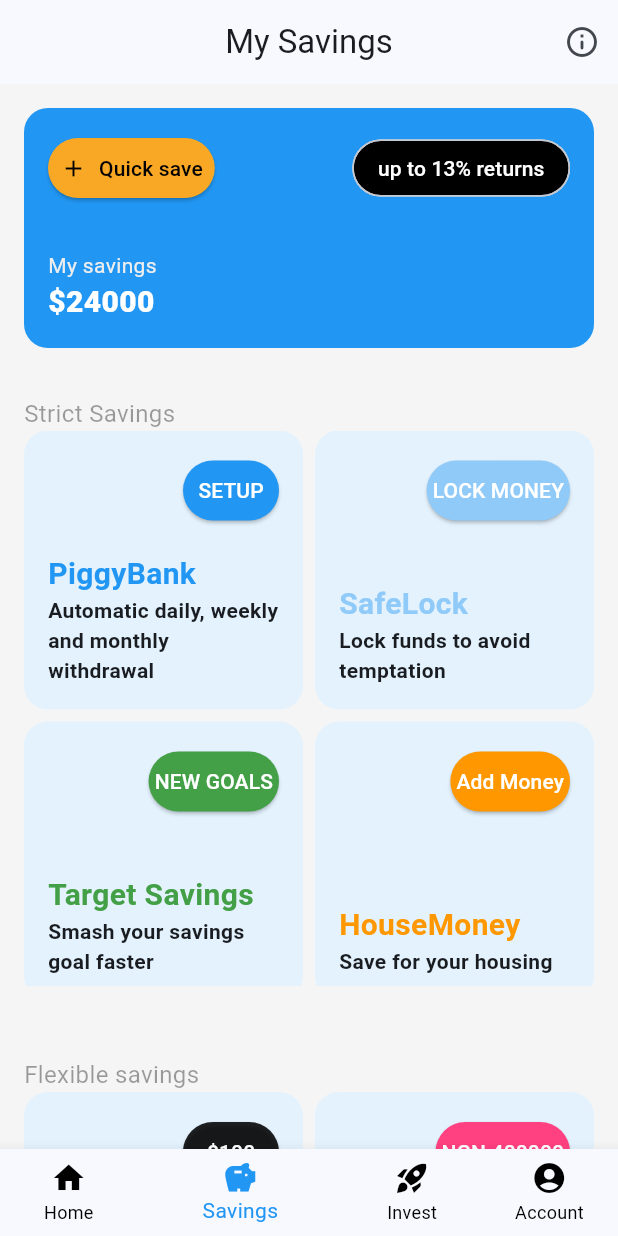
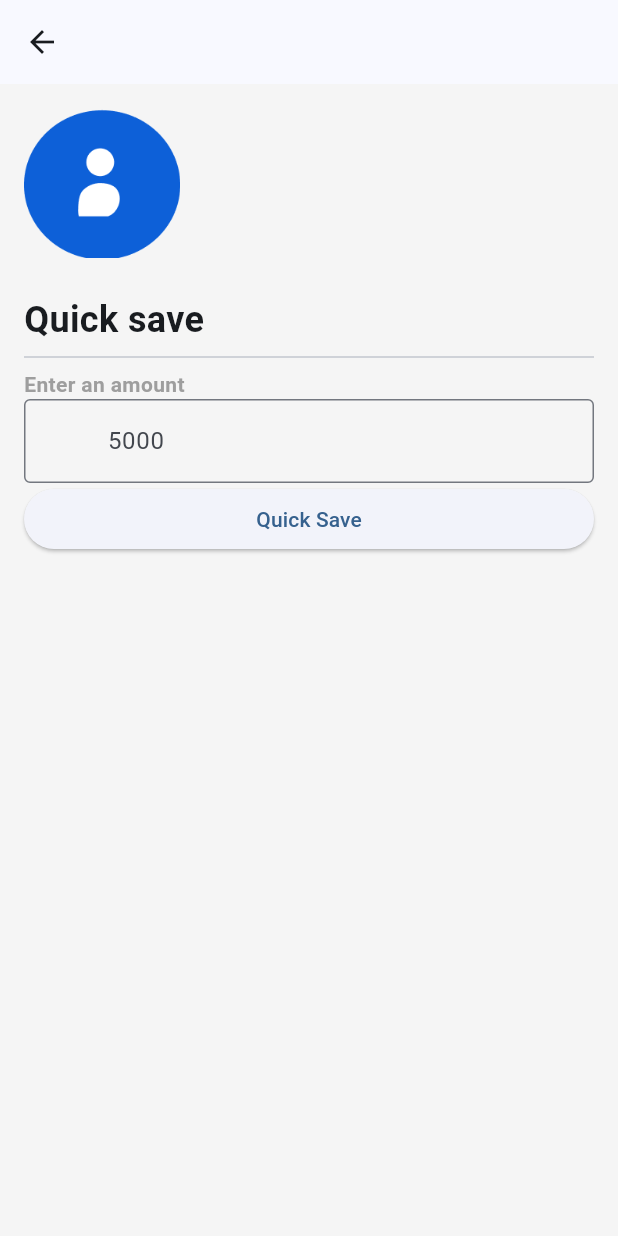
Before and after one commit to ANTONINEUTRON/wtm_savings_app, a Flutter app: the screen it shows after launch, item 2 of the bottom bar chosen, after a tap on "Quick save", on a phone screen of 412 x 824 dp. Run offline on Flutter 3.47's test engine with Material 3 defaults, Android fonts, the phone set to English and light mode, and no system bars.

Commit message:
February 28 class

```diff
--- a/lib/features/home/pages/home_view.dart
+++ b/lib/features/home/pages/home_view.dart
@@ -3,7 +3,9 @@ import 'package:wtm_savings_app/features/home/widgets/my_todo_section.dart';
 import 'package:wtm_savings_app/features/home/widgets/saving_details_card.dart';
 import 'package:wtm_savings_app/features/home/widgets/suggestions_section.dart';
 import 'package:wtm_savings_app/features/home/widgets/top_savings_section.dart';
+import 'package:wtm_savings_app/features/home/widgets/user_balance_card.dart';
 import 'package:wtm_savings_app/features/home/widgets/vetted_opportunities_section.dart';
+import 'package:wtm_savings_app/features/invest/widgets/invest_details_card.dart';
 
 class HomeView extends StatelessWidget {
   const HomeView({super.key});
@@ -43,25 +45,7 @@ class HomeView extends StatelessWidget {
       body: ListView(
         padding: EdgeInsets.all(16.0),
         children: [
-          SavingDetailsCard(
-            balance: "\$20000",
-            topRightWidget: ElevatedButton(
-              onPressed: () {},
-              child: Row(
-                mainAxisSize: MainAxisSize.min,
-                children: [
-                  Text("View savings"),
-                  Icon(Icons.arrow_forward),
-                ],
-              ),
-              style: ElevatedButton.styleFrom(
-                  padding: EdgeInsets.symmetric(
-                      vertical: 0,
-                      horizontal: 8
-                  )
-              ),
-            ),
-          ),
+          UserBalanceDetails(),
           MyTodoSection(),
           TopSavingsSection(),
           SuggestionsSection(),
--- a/lib/features/home/widgets/saving_details_card.dart
+++ b/lib/features/home/widgets/saving_details_card.dart
@@ -5,14 +5,18 @@ class SavingDetailsCard extends StatelessWidget {
     super.key,
     required this.topRightWidget,
     required this.balance,
+    this.onClick,
   });
 
   final Widget topRightWidget;
   final String balance;
+  final Function()? onClick;
 
   @override
   Widget build(BuildContext context) {
-    return Container(
+    return GestureDetector(
+      onTap: onClick,
+      child: Container(
         decoration: BoxDecoration(
             color: Colors.blue,
             borderRadius: BorderRadius.circular(16.0)
@@ -22,7 +26,7 @@ class SavingDetailsCard extends StatelessWidget {
         child: Stack(
           children: [
             ElevatedButton.icon(
-            onPressed: (){},
+              onPressed: onClick,
               icon: Icon(Icons.add),
               label: Text("Quick save"),
               style: ElevatedButton.styleFrom(
@@ -31,7 +35,9 @@ class SavingDetailsCard extends StatelessWidget {
                     horizontal: 8,
                   ),
                   backgroundColor: Colors.yellow.shade800,
-                foregroundColor: Colors.black
+                  foregroundColor: Colors.black,
+                  disabledBackgroundColor: Colors.yellow.shade800,
+                  disabledForegroundColor: Colors.black
               ),
             ),
             Positioned(
@@ -64,6 +70,7 @@ class SavingDetailsCard extends StatelessWidget {
             )
           ],
         ),
+      ),
     );
   }
 }
--- /dev/null
+++ b/lib/features/home/widgets/user_balance_card.dart
@@ -0,0 +1,73 @@
+import 'package:flutter/material.dart';
+import '../../invest/widgets/invest_details_card.dart';
+import 'saving_details_card.dart';
+
+class UserBalanceDetails extends StatefulWidget {
+  const UserBalanceDetails({
+    super.key,
+  });
+
+  @override
+  State<UserBalanceDetails> createState() => _UserBalanceDetailsState();
+}
+
+class _UserBalanceDetailsState extends State<UserBalanceDetails> with SingleTickerProviderStateMixin{
+  late TabController tabController;
+
+  @override
+  void initState() {
+    super.initState();
+    tabController  = TabController(length: 2, vsync: this);
+  }
+
+  @override
+  Widget build(BuildContext context) {
+    return Column(
+      children: [
+        SizedBox(
+          height: 150,
+          child: PageView(
+            onPageChanged: (index){
+              setState(() {
+                tabController.index = index;
+              });
+            },
+            children: [
+              Padding(
+                padding: const EdgeInsets.only(right: 8.0),
+                child: SavingDetailsCard(
+                  balance: "\$20000",
+                  topRightWidget: ElevatedButton(
+                    onPressed: () {},
+                    child: Row(
+                      mainAxisSize: MainAxisSize.min,
+                      children: [
+                        Text("View savings"),
+                        Icon(Icons.arrow_forward),
+                      ],
+                    ),
+                    style: ElevatedButton.styleFrom(
+                        padding: EdgeInsets.symmetric(
+                            vertical: 0,
+                            horizontal: 8
+                        )
+                    ),
+                  ),
+                ),
+              ),
+              Padding(
+                padding: const EdgeInsets.only(left: 8.0),
+                child: InvestDetailsCard(),
+              ),
+            ],
+          ),
+        ),
+        TabPageSelector(
+          controller: tabController,
+          selectedColor: Colors.blue,
+          color: Colors.white,
+        ),
+      ],
+    );
+  }
+}
--- /dev/null
+++ b/lib/features/savings/pages/quick_save_page.dart
@@ -0,0 +1,53 @@
+import 'package:flutter/material.dart';
+
+class QuickSavePage extends StatelessWidget {
+  const QuickSavePage({super.key});
+
+  @override
+  Widget build(BuildContext context) {
+    return Scaffold(
+      appBar: AppBar(
+
+      ),
+      body: ListView(
+        padding: EdgeInsets.all(16),
+        children: [
+          Image.asset(
+            "assets/images/piggyvest.png",
+            height: 100,
+            width: 100,
+            alignment: Alignment.centerLeft,
+          ),
+          SizedBox(height: 24,),
+          Text(
+              "Quick save",
+            style: TextStyle(
+              fontSize: 24,
+              fontWeight: FontWeight.bold,
+            ),
+          ),
+          Divider(),
+          Text(
+              "Enter an amount",
+            style: TextStyle(
+              fontWeight: FontWeight.bold,
+              color: Colors.grey,
+            ),
+          ),
+          TextField(
+            decoration: InputDecoration(
+              hintText: " 5000",
+              border: OutlineInputBorder(),
+              prefix: Text("NGN")
+            ),
+            keyboardType: TextInputType.number,
+          ),
+          ElevatedButton(
+              onPressed: (){},
+              child: Text("Quick Save"),
+          )
+        ],
+      ),
+    );
+  }
+}
--- a/lib/features/savings/pages/savings_view.dart
+++ b/lib/features/savings/pages/savings_view.dart
@@ -1,6 +1,7 @@
 
 import 'package:flutter/material.dart';
 import 'package:wtm_savings_app/features/home/widgets/saving_details_card.dart';
+import 'package:wtm_savings_app/features/savings/pages/quick_save_page.dart';
 import 'package:wtm_savings_app/features/savings/widgets/flexible_savings_section.dart';
 import 'package:wtm_savings_app/features/savings/widgets/strict_savings_section.dart';
 
@@ -33,6 +34,14 @@ class SavingsView extends StatelessWidget {
               backgroundColor: Colors.black,
               shape: StadiumBorder(),
             ),
+            onClick: (){
+              Navigator.push(
+                context,
+                MaterialPageRoute(builder: (context){
+                  return QuickSavePage();
+                }),
+              );
+            },
           ),
           StrictSavingsSection(),
           FlexibleSavingsSection(),
```
Lines whose indentation alone changed are shown as unchanged.
